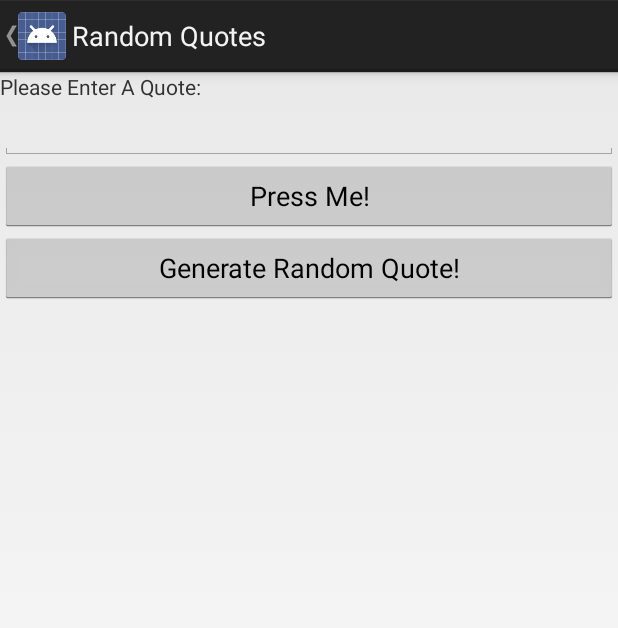
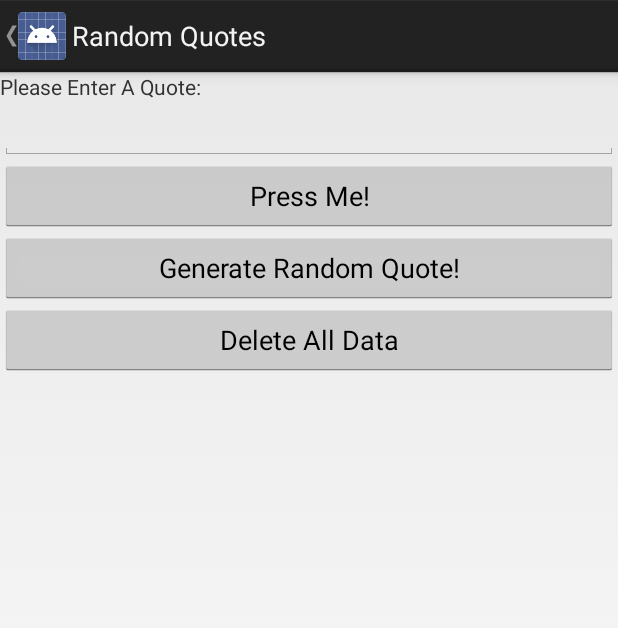
Before and after one commit to mdragon159/MDSandbox, an Android app: the QuotesActivityMain screen opened directly, with no data from a screen before it, after a tap on "Generate Random Quote!", on a phone screen of 412 x 824 dp. Shown: the top 628 px of the screen. Run offline under Robolectric (Android 15) with nearby library versions, the phone set to English and light mode, and no system bars; 1 statement that could not run was skipped.

Commit message:
>Fixed Quotes+QuotesEn >Not finished: ITracker [for later]

```diff
--- a/app/src/main/java/com/MDstudios/mdsandbox/ITrackerDBAdapter.java
+++ b/app/src/main/java/com/MDstudios/mdsandbox/ITrackerDBAdapter.java
@@ -32,7 +32,7 @@ public class ITrackerDBAdapter {
     private static final int DATABASE_VERSION = 1;
 
     private static final String DATABASE_CREATE =
-            "create table tblRewards (_id integer primary key autoincrement, "
+            "create table "+DATABASE_TABLE+" (_id integer primary key autoincrement, "
                     + "YearOfRewards text not null, MonthOfRewards text not null," +
                     "DayOfRewards text not null," +
                     " NumOfRewards int not null );";
@@ -101,7 +101,7 @@ public class ITrackerDBAdapter {
     public int getAllRewards()
     {
         Cursor cursor = db.rawQuery(
-                "SELECT SUM(NumOfRewards) FROM tblRewards", null);
+                "SELECT SUM(NumOfRewards) FROM "+DATABASE_TABLE, null);
         if(cursor.moveToFirst()) {
             return cursor.getInt(0);
         }
--- a/app/src/main/java/com/MDstudios/mdsandbox/QuotesDBAdapter.java
+++ b/app/src/main/java/com/MDstudios/mdsandbox/QuotesDBAdapter.java
@@ -113,10 +113,12 @@ public class QuotesDBAdapter {
     //---returns a random string from the database---
     public String getRandomEntry()
     {
-
+/*
         id = getAllEntries();
         Random random = new Random();
         int rand = random.nextInt(getAllEntries()); // TODO: Shhorten this?
+
+        Log.d("MD","getRandomEntry: id = "+id+" | rand = "+rand);
 
         // ??? Purpose? Can databases not handle 0?
         if(rand == 0)
@@ -131,6 +133,19 @@ public class QuotesDBAdapter {
             return cursor.getString(0);
         }
         return cursor.getString(0);
+*/
 
+        // Can also do db.rawQuery("SELECT * FROM mainTable ORDER BY RANDOM() LIMIT 1", null);
+        String[] columns = {KEY_QUOTE};
+        Cursor cursor = db.query(DATABASE_TABLE,columns,
+                null, null, null, null, "RANDOM()","1");
+        if(cursor.moveToFirst()) {
+            return cursor.getString(0);
+        }
+        return cursor.getString(0);
+    }
+
+    public void deleteAll(){
+        db.delete(DATABASE_TABLE,null,null);
     }
 }
--- a/app/src/main/res/layout/quotes_activity_main.xml
+++ b/app/src/main/res/layout/quotes_activity_main.xml
@@ -26,4 +26,10 @@
         android:layout_height="wrap_content"
         android:text="@string/genRan"
         />
+    <Button
+        android:onClick="deleteAll"
+        android:layout_width="fill_parent"
+        android:layout_height="wrap_content"
+        android:text="Delete All Data"
+        />
 </LinearLayout>
```
Also changed, not shown: app/src/main/java/com/MDstudios/mdsandbox/QuotesActivityMain.java (+9 -0 lines), app/src/main/java/com/MDstudios/mdsandbox/QuotesEnActivityMain.java (+36 -1 lines), app/src/main/java/com/MDstudios/mdsandbox/QuotesEnDBAdapter.java (+7 -8 lines).
